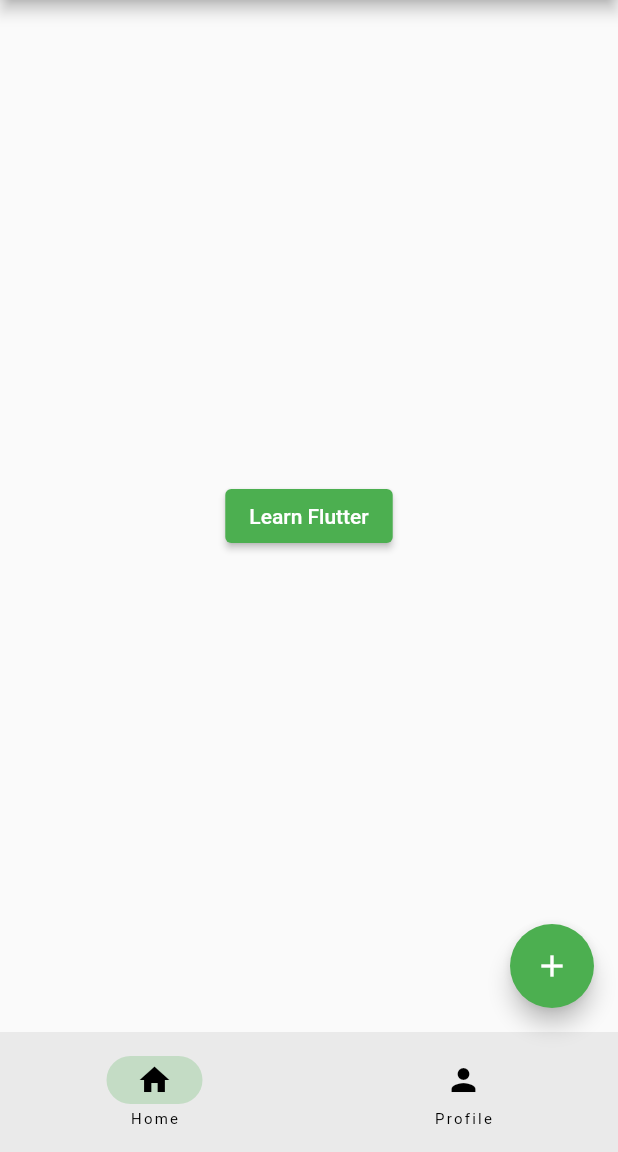
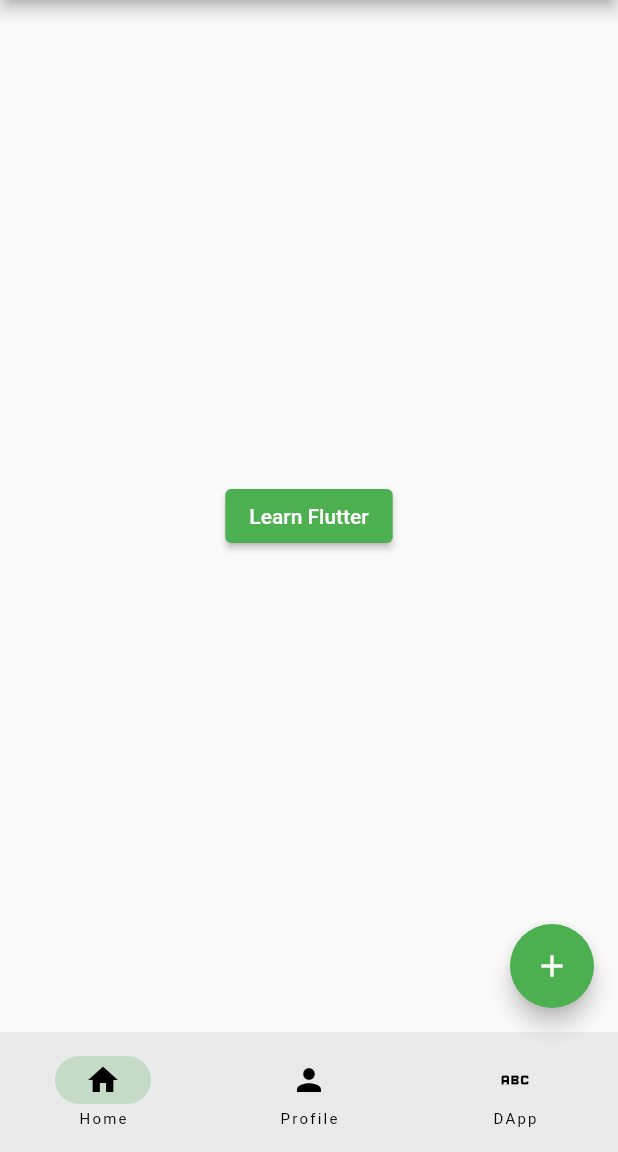
Before and after one commit to im-ling/flutter_learning, a Flutter app: the screen it shows after launch, on a phone screen of 412 x 824 dp, the part 84-1236 px from its top. Run offline on Flutter 3.47's test engine with Material 2 defaults, Android fonts, the phone set to English and light mode, and no system bars.

Commit message:
feat: DApp demo 页面

```diff
--- a/flutter_3.0_ tutorial/my_app/lib/main.dart
+++ b/flutter_3.0_ tutorial/my_app/lib/main.dart
@@ -1,6 +1,7 @@
 import 'package:flutter/material.dart';
 import 'package:my_app/home_page.dart';
 import 'package:my_app/profile_page.dart';
+import 'package:my_app/dapp_demo_page.dart';
 
 void main() {
   runApp(const MyApp());
@@ -31,6 +32,7 @@ class _RootPageState extends State<RootPage> {
   List<Widget> pages = const [
     HomePage(),
     ProfilePage(),
+    DappDemoPage(),
   ];
   @override
   Widget build(BuildContext context) {
@@ -50,6 +52,7 @@ class _RootPageState extends State<RootPage> {
         destinations: const [
           NavigationDestination(icon: Icon(Icons.home), label: 'Home'),
           NavigationDestination(icon: Icon(Icons.person), label: 'Profile'),
+          NavigationDestination(icon: Icon(Icons.abc), label: 'DApp'),
         ],
         onDestinationSelected: (int index) {
           setState(() {
```
Also changed, not shown: flutter_3.0_ tutorial/my_app/lib/dapp_demo_page.dart (added, +15 -0 lines).
